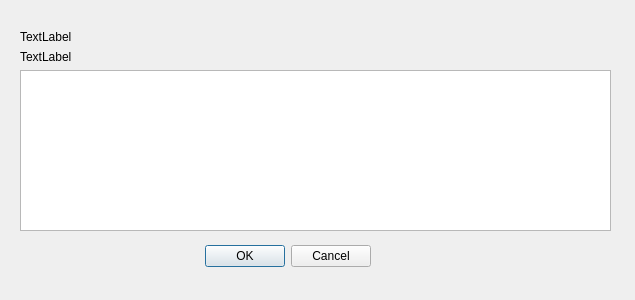
Old version of the form qt_gl/cameraDialog.ui in the repository dem42/exp_tran.
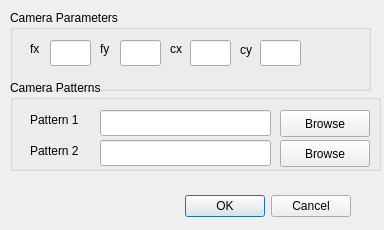
New version of the form.

What changed in the file:
```diff
--- a/qt_gl/cameraDialog.ui
+++ b/qt_gl/cameraDialog.ui
@@ -6,8 +6,8 @@
    <rect>
     <x>0</x>
     <y>0</y>
-    <width>635</width>
-    <height>300</height>
+    <width>384</width>
+    <height>230</height>
    </rect>
   </property>
   <property name="windowTitle">
@@ -16,8 +16,8 @@
   <widget class="QDialogButtonBox" name="buttonBox">
    <property name="geometry">
     <rect>
-     <x>30</x>
-     <y>240</y>
+     <x>10</x>
+     <y>190</y>
      <width>341</width>
      <height>32</height>
     </rect>
@@ -29,34 +29,207 @@
     <set>QDialogButtonBox::Cancel|QDialogButtonBox::Ok</set>
    </property>
   </widget>
-  <widget class="QWidget" name="gridLayoutWidget">
+  <widget class="QGroupBox" name="groupBox">
    <property name="geometry">
     <rect>
-     <x>20</x>
-     <y>30</y>
-     <width>591</width>
-     <height>201</height>
+     <x>10</x>
+     <y>10</y>
+     <width>361</width>
+     <height>81</height>
     </rect>
    </property>
-   <layout class="QGridLayout" name="gridLayout">
-    <item row="0" column="0">
-     <widget class="QLabel" name="labelP2">
-      <property name="text">
-       <string>TextLabel</string>
-      </property>
-     </widget>
-    </item>
-    <item row="2" column="0">
-     <widget class="QTextEdit" name="textEdit"/>
-    </item>
-    <item row="1" column="0">
-     <widget class="QLabel" name="labelP1">
-      <property name="text">
-       <string>TextLabel</string>
-      </property>
-     </widget>
-    </item>
-   </layout>
+   <property name="autoFillBackground">
+    <bool>false</bool>
+   </property>
+   <property name="styleSheet">
+    <string notr="true"/>
+   </property>
+   <property name="title">
+    <string notr="true">Camera Parameters</string>
+   </property>
+   <widget class="QLineEdit" name="fx">
+    <property name="geometry">
+     <rect>
+      <x>40</x>
+      <y>30</y>
+      <width>41</width>
+      <height>26</height>
+     </rect>
+    </property>
+   </widget>
+   <widget class="QLineEdit" name="fy">
+    <property name="geometry">
+     <rect>
+      <x>110</x>
+      <y>30</y>
+      <width>41</width>
+      <height>26</height>
+     </rect>
+    </property>
+   </widget>
+   <widget class="QLabel" name="label_2">
+    <property name="geometry">
+     <rect>
+      <x>90</x>
+      <y>30</y>
+      <width>21</width>
+      <height>18</height>
+     </rect>
+    </property>
+    <property name="text">
+     <string>fy</string>
+    </property>
+   </widget>
+   <widget class="QLabel" name="label_3">
+    <property name="geometry">
+     <rect>
+      <x>160</x>
+      <y>30</y>
+      <width>21</width>
+      <height>18</height>
+     </rect>
+    </property>
+    <property name="text">
+     <string>cx</string>
+    </property>
+   </widget>
+   <widget class="QLineEdit" name="cx">
+    <property name="geometry">
+     <rect>
+      <x>180</x>
+      <y>30</y>
+      <width>41</width>
+      <height>26</height>
+     </rect>
+    </property>
+   </widget>
+   <widget class="QLabel" name="label_4">
+    <property name="geometry">
+     <rect>
+      <x>230</x>
+      <y>30</y>
+      <width>21</width>
+      <height>20</height>
+     </rect>
+    </property>
+    <property name="text">
+     <string>cy</string>
+    </property>
+   </widget>
+   <widget class="QLineEdit" name="cy">
+    <property name="geometry">
+     <rect>
+      <x>250</x>
+      <y>30</y>
+      <width>41</width>
+      <height>26</height>
+     </rect>
+    </property>
+   </widget>
+   <widget class="QLabel" name="label_7">
+    <property name="geometry">
+     <rect>
+      <x>20</x>
+      <y>30</y>
+      <width>21</width>
+      <height>18</height>
+     </rect>
+    </property>
+    <property name="text">
+     <string>fx</string>
+    </property>
+   </widget>
+  </widget>
+  <widget class="QGroupBox" name="groupBox_2">
+   <property name="geometry">
+    <rect>
+     <x>10</x>
+     <y>80</y>
+     <width>371</width>
+     <height>91</height>
+    </rect>
+   </property>
+   <property name="title">
+    <string>Camera Patterns</string>
+   </property>
+   <property name="flat">
+    <bool>false</bool>
+   </property>
+   <property name="checkable">
+    <bool>false</bool>
+   </property>
+   <widget class="QLabel" name="label_5">
+    <property name="geometry">
+     <rect>
+      <x>20</x>
+      <y>30</y>
+      <width>61</width>
+      <height>20</height>
+     </rect>
+    </property>
+    <property name="text">
+     <string>Pattern 1</string>
+    </property>
+   </widget>
+   <widget class="QLabel" name="label_6">
+    <property name="geometry">
+     <rect>
+      <x>20</x>
+      <y>60</y>
+      <width>61</width>
+      <height>21</height>
+     </rect>
+    </property>
+    <property name="text">
+     <string>Pattern 2</string>
+    </property>
+   </widget>
+   <widget class="QLineEdit" name="pattern1">
+    <property name="geometry">
+     <rect>
+      <x>90</x>
+      <y>30</y>
+      <width>171</width>
+      <height>26</height>
+     </rect>
+    </property>
+   </widget>
+   <widget class="QLineEdit" name="pattern2">
+    <property name="geometry">
+     <rect>
+      <x>90</x>
+      <y>60</y>
+      <width>171</width>
+      <height>26</height>
+     </rect>
+    </property>
+   </widget>
+   <widget class="QPushButton" name="browse1c">
+    <property name="geometry">
+     <rect>
+      <x>270</x>
+      <y>30</y>
+      <width>90</width>
+      <height>27</height>
+     </rect>
+    </property>
+    <property name="text">
+     <string>Browse</string>
+    </property>
+   </widget>
+   <widget class="QPushButton" name="browse2c">
+    <property name="geometry">
+     <rect>
+      <x>270</x>
+      <y>60</y>
+      <width>90</width>
+      <height>27</height>
+     </rect>
+    </property>
+    <property name="text">
+     <string>Browse</string>
+    </property>
+   </widget>
   </widget>
  </widget>
  <resources/>
```
Left out of the diff: 2 changed lines with no effect on the pictures.
